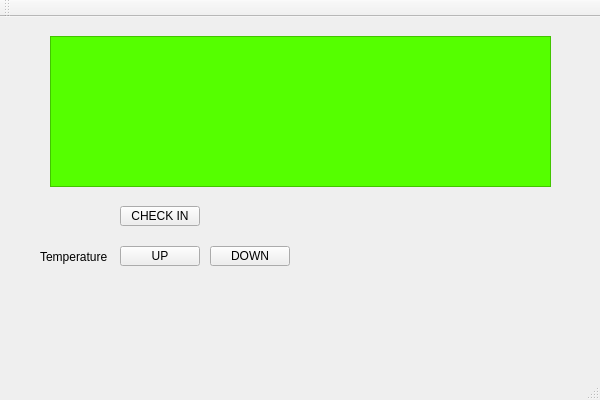
Qt form client/mainwindow.ui (dyzsr/se2019hotel) before a commit.
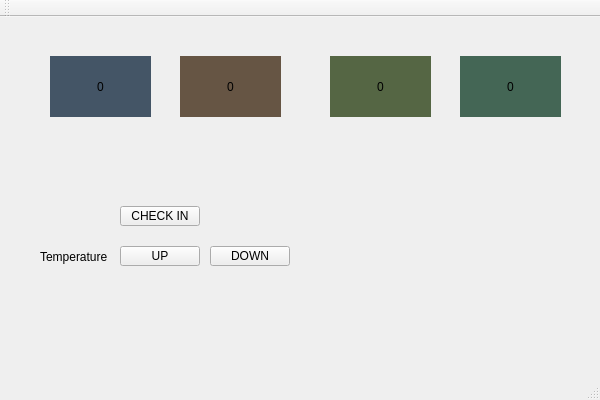
The same form after that commit.

Diff of the .ui file:
```diff
--- a/client/mainwindow.ui
+++ b/client/mainwindow.ui
@@ -72,19 +72,6 @@
        <string>Temperature</string>
       </property>
      </widget>
-     <widget class="QGraphicsView" name="graphicsView">
-      <property name="geometry">
-       <rect>
-        <x>50</x>
-        <y>20</y>
-        <width>501</width>
-        <height>151</height>
-       </rect>
-      </property>
-      <property name="styleSheet">
-       <string notr="true">background: rgb(85, 255, 0);</string>
-      </property>
-     </widget>
      <widget class="QPushButton" name="btCheckIn">
       <property name="geometry">
        <rect>
@@ -98,6 +85,82 @@
        <string>CHECK IN</string>
       </property>
      </widget>
+     <widget class="QLabel" name="DispTemp">
+      <property name="geometry">
+       <rect>
+        <x>50</x>
+        <y>40</y>
+        <width>101</width>
+        <height>61</height>
+       </rect>
+      </property>
+      <property name="styleSheet">
+       <string notr="true">background-color: #445566;</string>
+      </property>
+      <property name="text">
+       <string>0</string>
+      </property>
+      <property name="alignment">
+       <set>Qt::AlignCenter</set>
+      </property>
+     </widget>
+     <widget class="QLabel" name="DispSettemp">
+      <property name="geometry">
+       <rect>
+        <x>180</x>
+        <y>40</y>
+        <width>101</width>
+        <height>61</height>
+       </rect>
+      </property>
+      <property name="styleSheet">
+       <string notr="true">background-color: #665544;</string>
+      </property>
+      <property name="text">
+       <string>0</string>
+      </property>
+      <property name="alignment">
+       <set>Qt::AlignCenter</set>
+      </property>
+     </widget>
+     <widget class="QLabel" name="DispWdspd">
+      <property name="geometry">
+       <rect>
+        <x>330</x>
+        <y>40</y>
+        <width>101</width>
+        <height>61</height>
+       </rect>
+      </property>
+      <property name="styleSheet">
+       <string notr="true">background-color: #556644;</string>
+      </property>
+      <property name="text">
+       <string>0</string>
+      </property>
+      <property name="alignment">
+       <set>Qt::AlignCenter</set>
+      </property>
+     </widget>
+     <widget class="QLabel" name="DispSetwdspd">
+      <property name="geometry">
+       <rect>
+        <x>460</x>
+        <y>40</y>
+        <width>101</width>
+        <height>61</height>
+       </rect>
+      </property>
+      <property name="styleSheet">
+       <string notr="true">background-color: #446655;</string>
+      </property>
+      <property name="text">
+       <string>0</string>
+      </property>
+      <property name="alignment">
+       <set>Qt::AlignCenter</set>
+      </property>
+     </widget>
     </widget>
    </widget>
   </widget>
```
Left out of the diff: 2 changed lines with no effect on the pictures.
